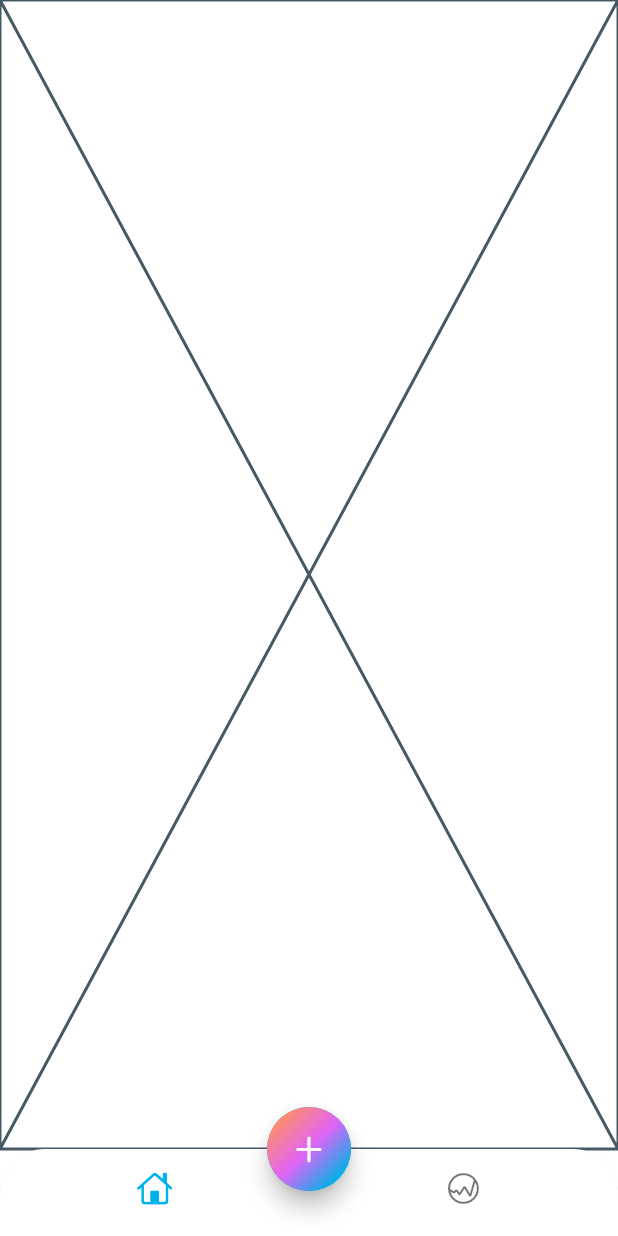
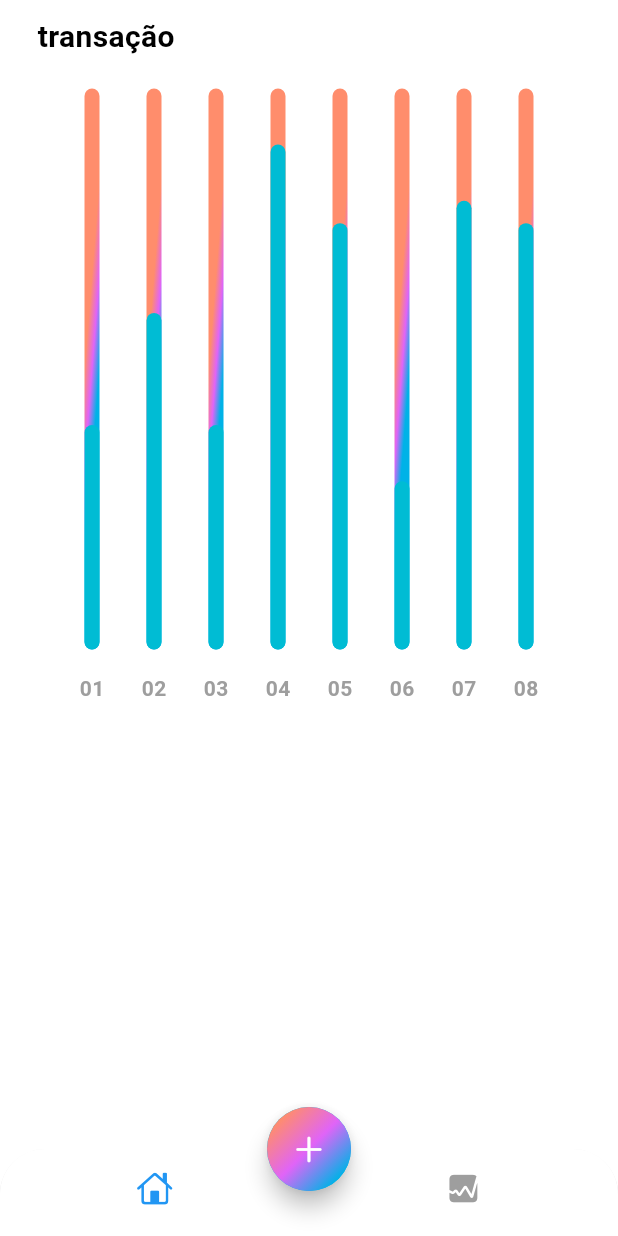
Before and after one commit to kauanBestel/Expenses_Tracker, a Flutter app: the screen it shows after launch, item 2 of the bottom bar chosen, on a phone screen of 412 x 824 dp. Run offline on Flutter 3.47's test engine with Material 3 defaults, Android fonts, the phone set to English and light mode, and no system bars; drawn by our look-alikes of fl_chart; our stand-ins replace font_awesome_flutter; missing offline and left inert: dart:html.

Commit message:
finished the front end

```diff
--- a/lib/screens/home/views/home_screen.dart
+++ b/lib/screens/home/views/home_screen.dart
@@ -14,12 +14,10 @@ class HomeScreen extends StatefulWidget {
 
 class _HomeScreenState extends State<HomeScreen> {
 
-  var widgetList = [
-    MainScreen(),
-    StatScreen(),
-  ];
+  int index = 0;
+   late Color selectedItem = Colors.blue;
+  Color unselectedItem = Colors.grey;
 
-  int index = 0;
 
 
   @override
@@ -34,19 +32,22 @@ class _HomeScreenState extends State<HomeScreen> {
           onTap: (value){
             setState(() {
               index = value;
-            });
+            },);
           },
-          backgroundColor: Colors.white,
+
           showSelectedLabels: false,
           showUnselectedLabels: false,
-          items: const [
+          items:  [
             BottomNavigationBarItem(
                 icon: Icon(
                   CupertinoIcons.home,
+                  color: index == 1 ? selectedItem : unselectedItem,
                 ),
                 label: "Home"),
             BottomNavigationBarItem(
-                icon: Icon(CupertinoIcons.graph_circle), label: "metrics"),
+                icon: Icon(CupertinoIcons.graph_square_fill,
+                                  color: index == 0 ? selectedItem : unselectedItem,
+), label: "metrics"),
           ],
         ),
       ),
--- /dev/null
+++ b/lib/stats/chart.dart
@@ -0,0 +1,172 @@
+import 'dart:html';
+import 'dart:math';
+
+import 'package:fl_chart/fl_chart.dart';
+import 'package:flutter/material.dart';
+
+class MyChart extends StatefulWidget{
+  const MyChart ({super.key});
+
+@override
+State<MyChart> createState() => _MyChartstate();
+}
+
+class _MyChartstate extends State<MyChart>{
+  @override
+  Widget build(BuildContext context){
+    return BarChart(
+      mainBarData(),
+    );
+  }
+
+  BarChartGroupData makeGroupData( int x, double y){
+    return BarChartGroupData(x: x,
+    barRods: [
+      BarChartRodData(toY: y,
+      width: 10,
+      backDrawRodData: BackgroundBarChartRodData(
+        show: true,
+        toY: 5,
+        gradient: LinearGradient(
+        colors: [
+                Theme.of(context).colorScheme.tertiary,
+                Theme.of(context).colorScheme.secondary,
+                Theme.of(context).colorScheme.primary,
+              ],
+              transform: const GradientRotation(pi / 40),
+            ),
+        ),),
+    ]
+    );
+  }
+
+List<BarChartGroupData> showingGroups() => List.generate( 8, (i){
+  switch (i){
+    case 0:
+    return makeGroupData(0,2);
+    case 1:
+    return makeGroupData(1,3);
+    case 2:
+    return makeGroupData(2,2);
+    case 3:
+    return makeGroupData(3,4.5);
+    case 4:
+    return makeGroupData(4,3.8);
+    case 5:
+    return makeGroupData(5,1.5);
+    case 6:
+    return makeGroupData(6,4);
+    case 7:
+    return makeGroupData(7,3.8);
+
+    default:
+    return throw Error();
+  }
+});
+
+  BarChartData mainBarData(){
+    return BarChartData(
+     titlesData:   FlTitlesData(
+        show: true,
+      rightTitles: AxisTitles(sideTitles: SideTitles(
+        showTitles: false),
+      ),
+      leftTitles: AxisTitles(sideTitles: SideTitles(
+        showTitles: false),
+      ),
+      topTitles: AxisTitles(sideTitles: SideTitles(
+        showTitles: false),
+      ),
+      bottomTitles: AxisTitles(sideTitles: SideTitles
+      (showTitles: true,
+      reservedSize: 38,
+      getTitlesWidget: getTiles),
+      ),
+     ),
+     borderData: FlBorderData(show: false),
+     gridData: FlGridData(show: false),
+     barGroups: showingGroups(),
+    );
+  }
+  Widget getTiles(double value, TitleMeta meta){
+
+const style = TextStyle(
+  color: Colors.grey,
+  fontWeight: FontWeight.bold,
+  fontSize: 14,
+);
+  Widget text;
+
+  switch (value.toInt()){
+
+    case 0:
+    text = const Text('01', style: style,);
+    break;
+
+     case 1:
+    text = const Text('02', style: style,);
+    break;
+     case 2:
+    text = const Text('03', style: style,);
+    break;
+     case 3:
+    text = const Text('04', style: style,);
+    break;
+     case 4:
+    text = const Text('05', style: style,);
+    break;
+     case 5:
+    text = const Text('06', style: style,);
+    break;
+     case 6:
+    text = const Text('07', style: style,);
+    break;
+    case 7:
+    text = const Text('08', style: style,);
+    break;
+    default:
+    text = const Text('', style: style,);
+  }
+return SideTitleWidget(
+  axisSide: meta.axisSide,
+  space: 16,
+  child: text,
+);
+  }
+
+  Widget leftTitles(double value, TitleMeta meta){
+const style = TextStyle(
+  color: Colors.grey,
+  fontWeight: FontWeight.bold,
+  fontSize: 14,
+);
+
+    String text;
+    if(value == 0){
+    text = '1k';
+    }
+    else if(value == 2) {
+    text = '2k';
+    }
+    else if(value == 3) {
+    text = '3k';
+    }
+    else if(value == 4) {
+    text = '4k';
+    }
+    else if(value == 5) {
+    text = '5k';
+    }
+    else {
+return Container();
+}
+return SideTitleWidget(
+  axisSide: meta.axisSide,
+  space: 0,
+  child: Text(text, style: style,)
+);
+
+
+
+}
+}
--- a/lib/stats/stats.dart
+++ b/lib/stats/stats.dart
@@ -1,3 +1,5 @@
+import 'package:expenses_tracker/stats/chart.dart';
+import 'package:fl_chart/fl_chart.dart';
 import 'package:flutter/material.dart';
 
 class StatScreen extends StatelessWidget{
@@ -7,8 +9,28 @@ class StatScreen extends StatelessWidget{
 @override
 
 Widget build(BuildContext context){
-  return const Placeholder();
+  return SafeArea(
+    child: Padding(
+           padding: const EdgeInsets.symmetric(horizontal: 25.0, vertical: 10),
 
+      child: Column(
+        crossAxisAlignment: CrossAxisAlignment.start,
+        children: [
+          Text('transação',
+          style: TextStyle(
+            fontSize: 20,
+            fontWeight: FontWeight.bold,
+          ),),
+          SizedBox(height: 20),
+          Container(
+            width: MediaQuery.of(context).size.width,
+            height: MediaQuery.of(context).size.width,
+            //color: Colors.red,
+            child: const MyChart()
+            ),
+        ],
+      ),
+    ),
+  );
+ }
 }
-
-}
--- a/pubspec.yaml
+++ b/pubspec.yaml
@@ -11,6 +11,7 @@ dependencies:
     sdk: flutter
   cupertino_icons: ^1.0.8
   font_awesome_flutter: ^10.7.0
+  fl_chart: ^0.68.0
 
 dev_dependencies:
   flutter_test:
```
Also changed, not shown: pubspec.lock.
